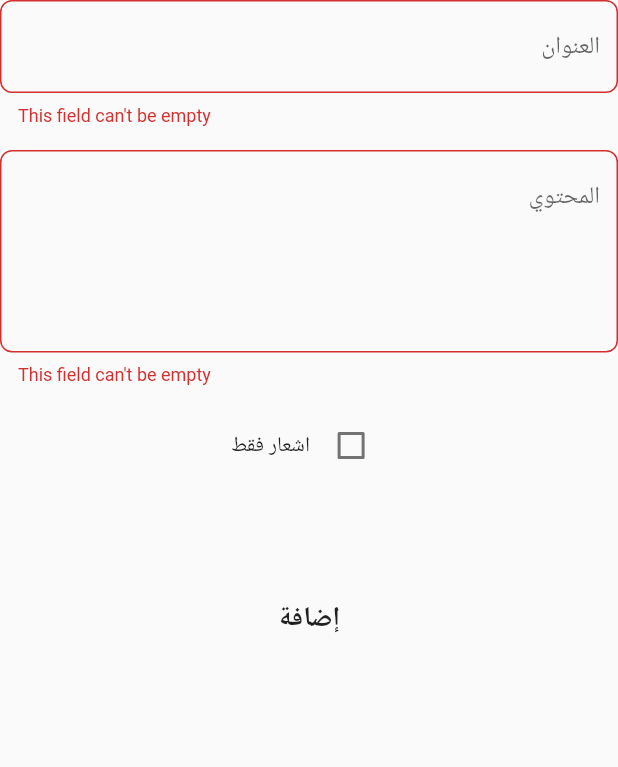
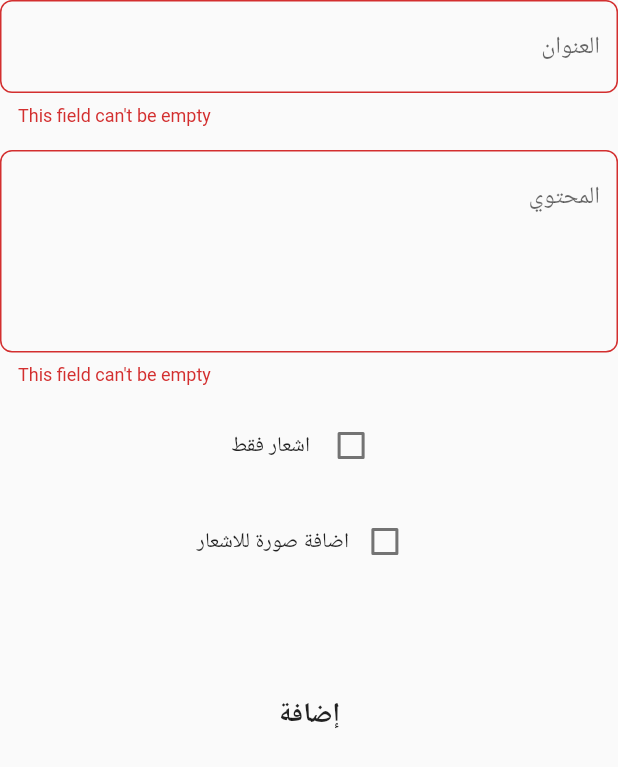
Before and after one commit to He-ema/Quran_app, a Flutter app: the AddNoteForm widget shown alone on an empty page, opened directly, after a tap on "إضافة", on a phone screen of 412 x 824 dp. Shown: the top 767 px of the screen. Run offline on Flutter 3.47's test engine with Material 2 defaults, Android fonts, the phone set to English and light mode, and no system bars; our stand-ins replace awesome_dialog, awesome_notifications, bloc, cloud_firestore, firebase_core, firebase_messaging and 5 more; missing offline and left inert: day_night_switcher, quran; accounts and stored records are empty.

Commit message:
finishing the app

```diff
--- a/lib/cubits/firebase_cubit/firebase_cubit.dart
+++ b/lib/cubits/firebase_cubit/firebase_cubit.dart
@@ -37,7 +37,8 @@ class FirebaseCubit extends Cubit<FirebaseState> {
     });
   }
 
-  void sendNotification(String title, String body, List tokens) async {
+  void sendNotification(String title, String body, List tokens,
+      {String? image}) async {
     for (int i = 0; i < tokens.length; i++) {
       await http.post(
         Uri.parse('https://fcm.googleapis.com/fcm/send'),
@@ -50,6 +51,9 @@ class FirebaseCubit extends Cubit<FirebaseState> {
             'notification': <String, dynamic>{
               'body': body,
               'title': title,
+              'image': image == '123'
+                  ? 'https://png.pngtree.com/png-clipart/20230218/ourmid/pngtree-islamic-greeting-card-ramdan-kareem-mosque-masjid-with-moon-decoration-png-image_6603599.png'
+                  : image,
             },
             'priority': 'high',
             'data': <String, dynamic>{
--- a/lib/widgets/add_note_form.dart
+++ b/lib/widgets/add_note_form.dart
@@ -21,6 +21,8 @@ class _AddNoteFormState extends State<AddNoteForm> {
   String? title, subTitle;
   bool checkBoxValue = false;
   bool isConnected = false;
+  bool isThereImage = false;
+  String? image;
   @override
   void initState() {
     super.initState();
@@ -63,6 +65,14 @@ class _AddNoteFormState extends State<AddNoteForm> {
         const SizedBox(
           height: 16,
         ),
+        isThereImage
+            ? CustomTextField(
+                onChanged: (data) {
+                  image = data;
+                },
+                hint: 'رابط الصورة',
+              )
+            : Container(),
         Row(
           mainAxisAlignment: MainAxisAlignment.center,
           children: [
@@ -71,6 +81,21 @@ class _AddNoteFormState extends State<AddNoteForm> {
                 value: checkBoxValue,
                 onChanged: (isChecked) {
                   checkBoxValue = isChecked!;
+                  setState(() {});
+                }),
+          ],
+        ),
+        SizedBox(
+          height: 16,
+        ),
+        Row(
+          mainAxisAlignment: MainAxisAlignment.center,
+          children: [
+            const Text('اضافة صورة للاشعار'),
+            Checkbox(
+                value: isThereImage,
+                onChanged: (isChecked) {
+                  isThereImage = isChecked!;
                   setState(() {});
                 }),
           ],
@@ -86,13 +111,15 @@ class _AddNoteFormState extends State<AddNoteForm> {
               formKey.currentState!.save();
               if (isConnected) {
                 if (checkBoxValue) {
-                  BlocProvider.of<FirebaseCubit>(context)
-                      .sendNotification(title!, subTitle!, tokensList);
+                  BlocProvider.of<FirebaseCubit>(context).sendNotification(
+                      title!, subTitle!, tokensList,
+                      image: image);
                 } else {
                   BlocProvider.of<FirebaseCubit>(context)
                       .AddNotification(title: title!, subtitle: subTitle!);
-                  BlocProvider.of<FirebaseCubit>(context)
-                      .sendNotification(title!, subTitle!, tokensList);
+                  BlocProvider.of<FirebaseCubit>(context).sendNotification(
+                      title!, subTitle!, tokensList,
+                      image: image);
                 }
 
                 Navigator.pop(context);
```
